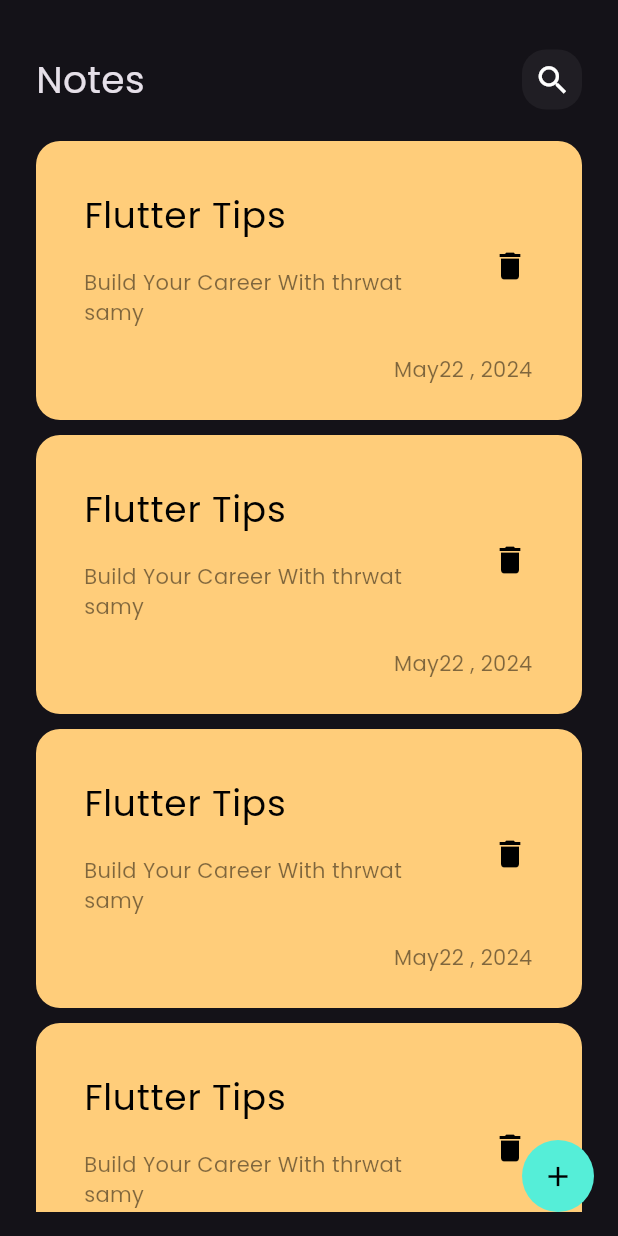
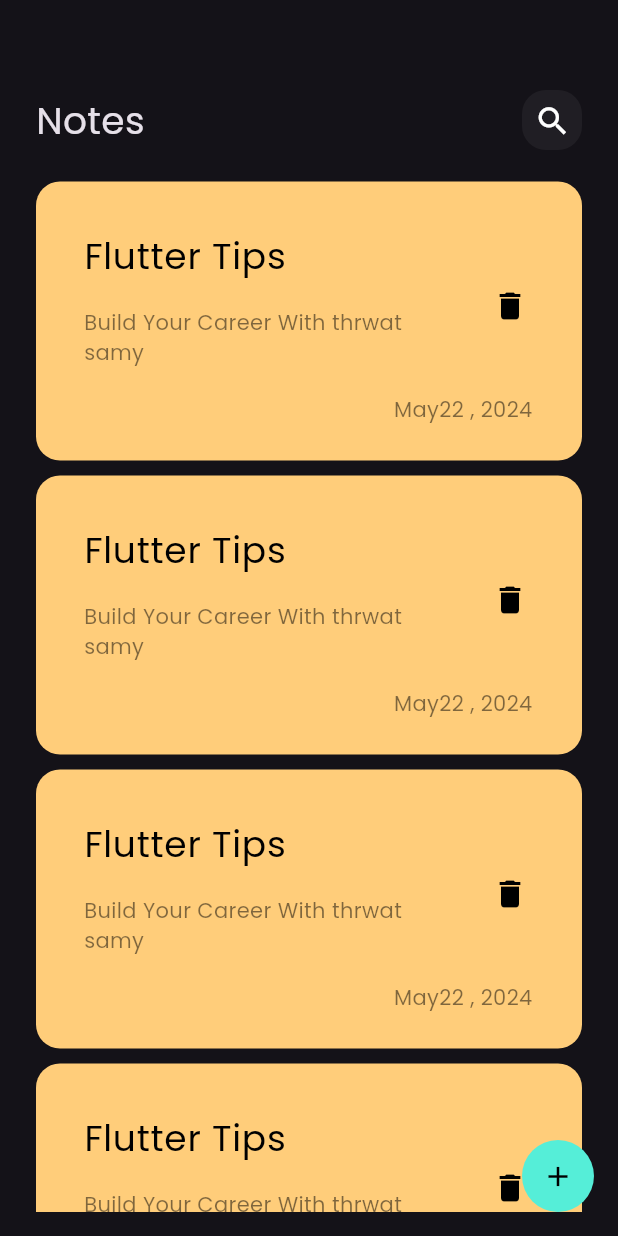
Before and after one commit to ahmedayman44/Note_app, a Flutter app: the screen it shows after launch, on a phone screen of 412 x 824 dp. Run offline on Flutter 3.47's test engine with Material 3 defaults, Android fonts, the phone set to English and light mode, and no system bars.

Commit message:
edit  NoteView UI don

```diff
--- a/lib/views/widgets/add_note_bottom_sheet.dart
+++ b/lib/views/widgets/add_note_bottom_sheet.dart
@@ -29,7 +29,9 @@
                 hintText: 'Content',
                 maxLines: 5,
               ),
-              SizedBox(height: 95,),
+              SizedBox(
+                height: 95,
+              ),
               CustomButton()
             ],
           ),
--- a/lib/views/widgets/custom_app_bar.dart
+++ b/lib/views/widgets/custom_app_bar.dart
@@ -2,19 +2,22 @@
 import 'package:notee_app/views/widgets/custom_search_icon.dart';
 
 class CustomAppBar extends StatelessWidget {
-  const CustomAppBar({super.key});
+  const CustomAppBar({super.key, required this.text, required this.icon});
 
+  final String text;
+  final IconData icon;
   @override
   Widget build(BuildContext context) {
-    return const Row(
+    return Row(
       children: [
-
         Text(
-          'Notes',
-          style: TextStyle(fontSize: 25),
+          text,
+          style: const TextStyle(fontSize: 25),
         ),
-        Spacer(),
-        CustomSearchIcon()
+        const Spacer(),
+        CustomSearchIcon(
+          icon: icon,
+        ),
       ],
     );
   }
--- a/lib/views/widgets/custom_note_item.dart
+++ b/lib/views/widgets/custom_note_item.dart
@@ -1,11 +1,23 @@
 import 'package:flutter/material.dart';
+import 'package:notee_app/views/edit_note_view.dart';
 
 class CustomNoteItem extends StatelessWidget {
   const CustomNoteItem({super.key});
 
   @override
   Widget build(BuildContext context) {
-    return Container(
+    return GestureDetector(
+      onTap: () {
+        Navigator.push(
+          context,
+          MaterialPageRoute(
+            builder: (context) {
+              return const EditNotesView();
+            },
+          ),
+        );
+      },
+      child: Container(
         padding: const EdgeInsets.only(
           top: 24,
           bottom: 24,
@@ -43,6 +55,7 @@
             )
           ],
         ),
+      ),
     );
   }
 }
--- a/lib/views/widgets/custom_search_icon.dart
+++ b/lib/views/widgets/custom_search_icon.dart
@@ -1,7 +1,8 @@
 import 'package:flutter/material.dart';
 
 class CustomSearchIcon extends StatelessWidget {
-  const CustomSearchIcon({super.key});
+  const CustomSearchIcon({super.key, required this.icon});
+  final IconData icon;
 
   @override
   Widget build(BuildContext context) {
@@ -13,8 +14,8 @@
             color: Colors.white.withOpacity(.05)),
         child: IconButton(
             onPressed: () {},
-            icon: const Icon(
-              Icons.search,
+            icon: Icon(
+              icon,
               color: Colors.white,
               size: 25,
             )));
--- a/lib/views/widgets/notes_view_body.dart
+++ b/lib/views/widgets/notes_view_body.dart
@@ -1,6 +1,4 @@
-import 'package:flutter/cupertino.dart';
 import 'package:flutter/material.dart';
-import 'package:flutter/widgets.dart';
 import 'package:notee_app/views/widgets/custom_app_bar.dart';
 import 'package:notee_app/views/widgets/noter_list_view.dart';
 
@@ -14,11 +12,16 @@
       child: Column(
         children: [
           SizedBox(
-            height: 33,
+            height: 60,
           ),
-          CustomAppBar(),
+          CustomAppBar(
+            text: 'Notes',
+            icon: Icons.search,
+          ),
           //expanded to privent limit size of listview ==>use in widget Row And Column
-          Expanded(child: NotesItemListView(),)
+          Expanded(
+            child: NotesItemListView(),
+          )
         ],
       ),
     );
```
Also changed, not shown: lib/views/edit_note_view.dart (added, +13 -0 lines), lib/views/widgets/edit_note_view_body.dart (added, +38 -0 lines). Lines whose indentation alone changed are shown as unchanged.
